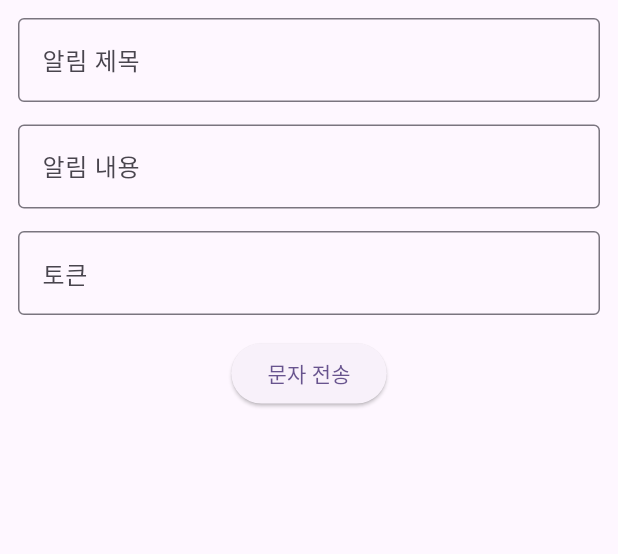
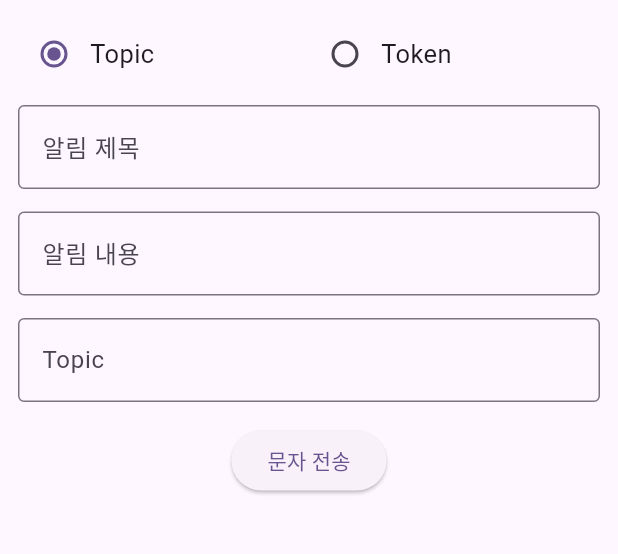
Before and after one commit to cmsong111/FCM-test, a Flutter app: the screen it shows after launch, after a tap on "문자 전송", on a phone screen of 412 x 824 dp, the part 84-638 px from its top. Run offline on Flutter 3.47's test engine with Material 2 defaults, Android fonts, the phone set to English and light mode, and no system bars; our stand-ins replace firebase_core, firebase_messaging, fluttertoast, logger, permission_handler; missing offline and left inert: firebase_cloud_messaging_flutter; accounts and stored records are empty; generated files the repository leaves out were written again.

Commit message:
sender: 토픽 기반 전송 기능 추가

```diff
--- a/sender/lib/fcm_send.dart
+++ b/sender/lib/fcm_send.dart
@@ -24,7 +24,7 @@ class FcmSend {
   }
 
   // 메시지 전송
-  Future<ServerResult> sendMessage(
+  Future<ServerResult> sendMessageWithToken(
       {required String title,
       required String message,
       required String token}) async {
@@ -44,4 +44,26 @@ class FcmSend {
       ),
     );
   }
+
+  // 메시지 전송
+  Future<ServerResult> sendMessageWithTopic(
+      {required String title,
+      required String message,
+      required String topic}) async {
+    return server.send(
+      FirebaseSend(
+        validateOnly: false,
+        message: FirebaseMessage(
+          notification: FirebaseNotification(
+            title: title,
+            body: message,
+          ),
+          android: const FirebaseAndroidConfig(
+            ttl: '60s',
+          ),
+          topic: topic,
+        ),
+      ),
+    );
+  }
 }
--- a/sender/lib/my_home_page.dart
+++ b/sender/lib/my_home_page.dart
@@ -16,13 +16,14 @@ class _MyHomePageState extends State<MyHomePage> {
   TextEditingController titleController = TextEditingController();
   TextEditingController messageController = TextEditingController();
   TextEditingController tokenController = TextEditingController();
+  TextEditingController topicController = TextEditingController();
 
   var logger = Logger(
     printer: PrettyPrinter(),
   );
 
-  void _sendMessage() async {
-    ServerResult result = await fcmSend.sendMessage(
+  void _sendMessageByToken() async {
+    ServerResult result = await fcmSend.sendMessageWithToken(
       title: titleController.text,
       message: messageController.text,
       token: tokenController.text,
@@ -34,6 +35,22 @@ class _MyHomePageState extends State<MyHomePage> {
       Fluttertoast.showToast(msg: "메시지 전송 실패");
     }
   }
+
+  void _sendMessageByTopic() async {
+    ServerResult result = await fcmSend.sendMessageWithTopic(
+      title: titleController.text,
+      message: messageController.text,
+      topic: topicController.text,
+    );
+
+    if (result.successful) {
+      Fluttertoast.showToast(msg: "메시지 전송 성공");
+    } else {
+      Fluttertoast.showToast(msg: "메시지 전송 실패");
+    }
+  }
+
+  int fcmMode = 0;
 
   @override
   Widget build(BuildContext context) {
@@ -47,6 +64,45 @@ class _MyHomePageState extends State<MyHomePage> {
         child: Column(
           mainAxisAlignment: MainAxisAlignment.start,
           children: <Widget>[
+            Row(
+              children: [
+                Flexible(
+                  flex: 1,
+                  child: Row(
+                    children: [
+                      Radio(
+                          value: 0,
+                          groupValue: fcmMode,
+                          onChanged: (index) {
+                            setState(() {
+                              fcmMode = index as int;
+                            });
+                          }),
+                      const Expanded(
+                          child: Text('Topic', style: TextStyle(fontSize: 17)))
+                    ],
+                  ),
+                ),
+                Flexible(
+                  flex: 1,
+                  child: Row(
+                    children: [
+                      Radio(
+                          value: 1,
+                          groupValue: fcmMode,
+                          onChanged: (index) {
+                            setState(() {
+                              fcmMode = index as int;
+                            });
+                          }),
+                      const Expanded(
+                          child: Text('Token', style: TextStyle(fontSize: 17)))
+                    ],
+                  ),
+                ),
+              ],
+            ),
+            const SizedBox(height: 10),
             TextField(
               controller: titleController,
               decoration: const InputDecoration(
@@ -64,16 +120,16 @@ class _MyHomePageState extends State<MyHomePage> {
             ),
             const SizedBox(height: 15),
             TextField(
-              controller: tokenController,
-              decoration: const InputDecoration(
-                border: OutlineInputBorder(),
-                labelText: '토큰',
+              controller: fcmMode == 0 ? topicController : tokenController,
+              decoration: InputDecoration(
+                border: const OutlineInputBorder(),
+                labelText: fcmMode == 0 ? 'Topic' : 'Token',
               ),
             ),
             const SizedBox(height: 15),
             ElevatedButton(
               onPressed: () {
-                _sendMessage();
+                fcmMode == 0 ? _sendMessageByTopic() : _sendMessageByToken();
               },
               child: const Text("문자 전송"),
             )
```
